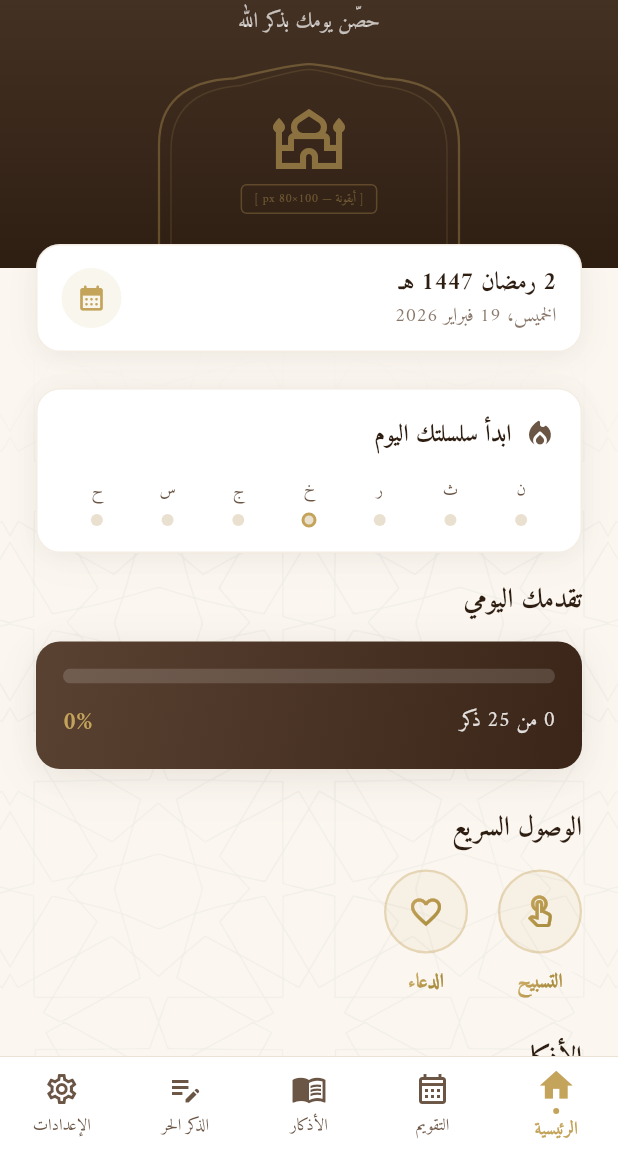
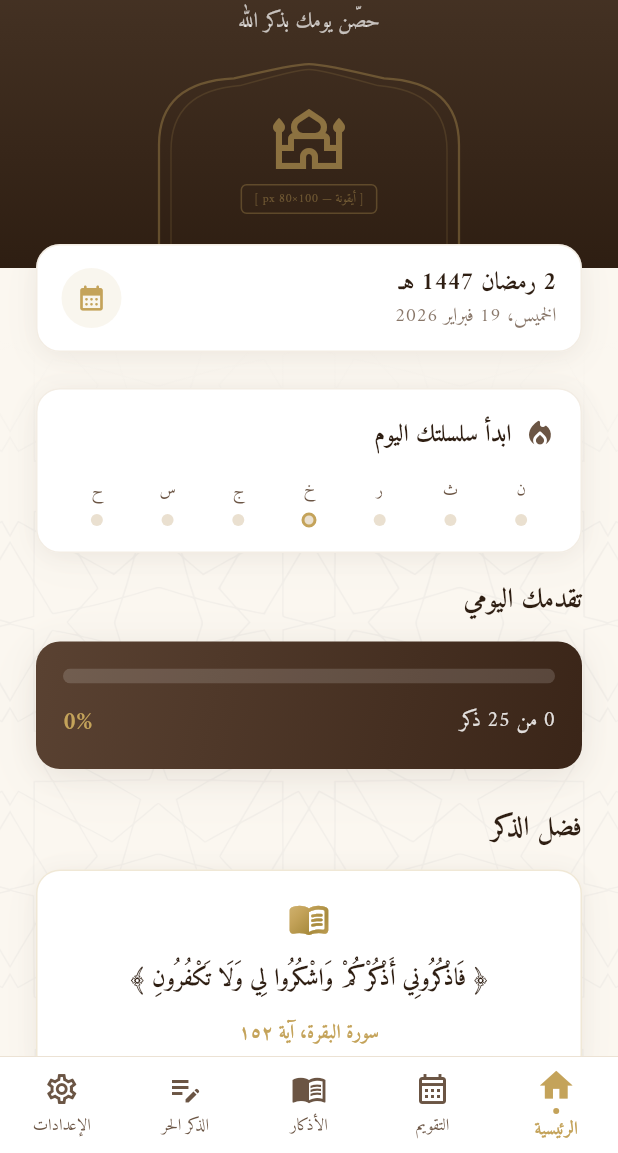
Before and after one commit to AlgeriaToGlobe/Adhkari-v2, a Flutter app: the screen it shows after launch, on a phone screen of 412 x 824 dp, the part 83-1236 px from its top. Run offline on Flutter 3.47's test engine with Material 3 defaults, Android fonts, the phone set to English and light mode, and no system bars; our stand-ins replace flutter_local_notifications, shared_preferences.

Commit message:
Replace Quick Access section with فضل الذكر (Virtue of Dhikr)
Remove the الوصول السريع quick access buttons and replace with a
فضل الذكر card that displays a random Quran verse or Hadith about
the virtue of remembering Allah. Includes 4 quotes:
- Al-Baqarah 152, Al-Ahzab 35 (Quran)
- Bukhari hadith, Tirmidhi/Ibn Majah hadith

Quran verses are wrapped in ﴿﴾ with a book icon, while Hadith
use « » with a quote icon. A random quote is shown each session.

https://claude.ai/code/session_016nrNWfkTwCQaYtMzrqW3aS

```diff
--- a/lib/screens/home_screen.dart
+++ b/lib/screens/home_screen.dart
@@ -1,3 +1,5 @@
+import 'dart:math';
+
 import 'package:flutter/material.dart';
 import 'package:provider/provider.dart';
 import '../providers/adhkar_provider.dart';
@@ -7,8 +9,6 @@ import '../utils/page_transitions.dart';
 import '../widgets/arch_header.dart';
 import '../widgets/diamond_divider.dart';
 import 'adhkar_list_screen.dart';
-import 'dua_screen.dart';
-import 'tasbeeh_screen.dart';
 
 class HomeScreen extends StatelessWidget {
   const HomeScreen({super.key});
@@ -266,56 +266,8 @@ class HomeScreen extends StatelessWidget {
 
                     const SizedBox(height: 24),
 
-                    // ── 5. Quick Access Row ──
-                    Padding(
-                      padding: const EdgeInsets.symmetric(horizontal: 24),
-                      child: Column(
-                        crossAxisAlignment: CrossAxisAlignment.start,
-                        children: [
-                          Text(
-                            'الوصول السريع',
-                            textDirection: TextDirection.rtl,
-                            textAlign: TextAlign.right,
-                            style: TextStyle(
-                              fontFamily: 'Amiri',
-                              fontSize: 18,
-                              fontWeight: FontWeight.w700,
-                              color: AppColors.textP(context),
-                            ),
-                          ),
-                          const SizedBox(height: 12),
-                          Row(
-                            textDirection: TextDirection.rtl,
-                            mainAxisAlignment: MainAxisAlignment.start,
-                            children: [
-                              // التسبيح button
-                              _QuickAccessButton(
-                                label: 'التسبيح',
-                                icon: Icons.touch_app_outlined,
-                                onTap: () {
-                                  Navigator.push(
-                                    context,
-                                    AppTransitions.fadeSlide(const TasbeehScreen()),
-                                  );
-                                },
-                              ),
-                              const SizedBox(width: 20),
-                              // الدعاء button
-                              _QuickAccessButton(
-                                label: 'الدعاء',
-                                icon: Icons.favorite_outline,
-                                onTap: () {
-                                  Navigator.push(
-                                    context,
-                                    AppTransitions.fadeSlide(const DuaScreen()),
-                                  );
-                                },
-                              ),
-                            ],
-                          ),
-                        ],
-                      ),
-                    ),
+                    // ── 5. Virtue of Dhikr ──
+                    const _FadlDhikrCard(),
 
                     const SizedBox(height: 24),
 
@@ -502,75 +454,137 @@ class _StreakWidget extends StatelessWidget {
 }
 
 // ─────────────────────────────────────────────────────────────────────────────
-// Quick Access Button
+// Virtue of Dhikr Card (فضل الذكر)
 // ─────────────────────────────────────────────────────────────────────────────
 
-class _QuickAccessButton extends StatelessWidget {
-  final String label;
-  final IconData icon;
-  final VoidCallback onTap;
+class _FadlDhikrCard extends StatelessWidget {
+  const _FadlDhikrCard();
 
-  const _QuickAccessButton({
-    required this.label,
-    required this.icon,
-    required this.onTap,
-  });
+  static const List<_DhikrQuote> _quotes = [
+    _DhikrQuote(
+      text: 'فَاذْكُرُونِي أَذْكُرْكُمْ وَاشْكُرُوا لِي وَلَا تَكْفُرُونِ',
+      source: 'سورة البقرة، آية ١٥٢',
+      isQuran: true,
+    ),
+    _DhikrQuote(
+      text:
+          'وَالذَّاكِرِينَ اللَّهَ كَثِيرًا وَالذَّاكِرَاتِ أَعَدَّ اللَّهُ لَهُم مَّغْفِرَةً وَأَجْرًا عَظِيمًا',
+      source: 'سورة الأحزاب، آية ٣٥',
+      isQuran: true,
+    ),
+    _DhikrQuote(
+      text:
+          'مَثَلُ الَّذِي يَذْكُرُ رَبَّهُ وَالَّذِي لَا يَذْكُرُ رَبَّهُ مَثَلُ الحَيِّ وَالمَيِّتِ',
+      source: 'رواه البخاري',
+      isQuran: false,
+    ),
+    _DhikrQuote(
+      text: 'لَا يَزَالُ لِسَانُكَ رَطْبًا مِنْ ذِكْرِ اللَّهِ تَعَالَى',
+      source: 'رواه الترمذي وابن ماجه',
+      isQuran: false,
+    ),
+  ];
 
   @override
   Widget build(BuildContext context) {
+    final dark = AppColors.isDark(context);
     final accentGold = AppColors.goldC(context);
-    final goldGradient = AppColors.goldLeafGradient(context);
+    final quote = _quotes[Random().nextInt(_quotes.length)];
 
-    return GestureDetector(
-      onTap: onTap,
+    return Padding(
+      padding: const EdgeInsets.symmetric(horizontal: 24),
       child: Column(
-        mainAxisSize: MainAxisSize.min,
+        crossAxisAlignment: CrossAxisAlignment.start,
         children: [
-          Container(
-            width: 56,
-            height: 56,
-            decoration: BoxDecoration(
-              shape: BoxShape.circle,
-              color: accentGold.withValues(alpha: 0.08),
-              border: Border.all(
-                color: accentGold.withValues(alpha: 0.35),
-                width: 1.5,
+          Text(
+            'فضل الذكر',
+            textDirection: TextDirection.rtl,
+            textAlign: TextAlign.right,
+            style: TextStyle(
+              fontFamily: 'Amiri',
+              fontSize: 18,
+              fontWeight: FontWeight.w700,
+              color: AppColors.textP(context),
             ),
           ),
-            // Gold-leaf gradient on the icon
-            child: ShaderMask(
+          const SizedBox(height: 12),
+          Container(
+            width: double.infinity,
+            padding: const EdgeInsets.symmetric(horizontal: 20, vertical: 18),
+            decoration: BoxDecoration(
+              color: AppColors.card(context),
+              borderRadius: BorderRadius.circular(AppColors.radiusM),
+              border: dark
+                  ? AppColors.cardBorder(context)
+                  : Border.all(
+                      color: accentGold.withValues(alpha: 0.25),
+                    ),
+              boxShadow: AppColors.cardShadow(context),
+            ),
+            child: Column(
+              children: [
+                // Decorative quotation mark
+                ShaderMask(
                   shaderCallback: (bounds) =>
-                  goldGradient.createShader(bounds),
+                      AppColors.goldLeafGradient(context)
+                          .createShader(bounds),
                   blendMode: BlendMode.srcIn,
                   child: Icon(
-                icon,
-                size: 24,
-                color: Colors.white, // base color for shader
+                    quote.isQuran
+                        ? Icons.menu_book_rounded
+                        : Icons.format_quote_rounded,
+                    size: 28,
+                    color: Colors.white,
                   ),
                 ),
-          ),
-          const SizedBox(height: 8),
-          // Gold-leaf gradient on the label
-          ShaderMask(
-            shaderCallback: (bounds) =>
-                goldGradient.createShader(bounds),
-            blendMode: BlendMode.srcIn,
-            child: Text(
-              label,
+                const SizedBox(height: 12),
+                // Quote text
+                Text(
+                  quote.isQuran
+                      ? '﴿ ${quote.text} ﴾'
+                      : '« ${quote.text} »',
                   textDirection: TextDirection.rtl,
                   textAlign: TextAlign.center,
-              style: const TextStyle(
+                  style: TextStyle(
+                    fontFamily: 'Amiri',
+                    fontSize: 16,
+                    fontWeight: FontWeight.w700,
+                    color: AppColors.textP(context),
+                    height: 1.8,
+                  ),
+                ),
+                const SizedBox(height: 10),
+                // Source
+                Text(
+                  quote.source,
+                  textDirection: TextDirection.rtl,
+                  textAlign: TextAlign.center,
+                  style: TextStyle(
                     fontFamily: 'Amiri',
                     fontSize: 13,
-                fontWeight: FontWeight.w700,
-                color: Colors.white, // base color for shader
+                    color: accentGold,
+                    fontWeight: FontWeight.w600,
                   ),
+                ),
+              ],
             ),
           ),
         ],
       ),
     );
   }
+}
+
+class _DhikrQuote {
+  final String text;
+  final String source;
+  final bool isQuran;
+
+  const _DhikrQuote({
+    required this.text,
+    required this.source,
+    required this.isQuran,
+  });
 }
 
 // ─────────────────────────────────────────────────────────────────────────────
```
Lines whose indentation alone changed are shown as unchanged.
